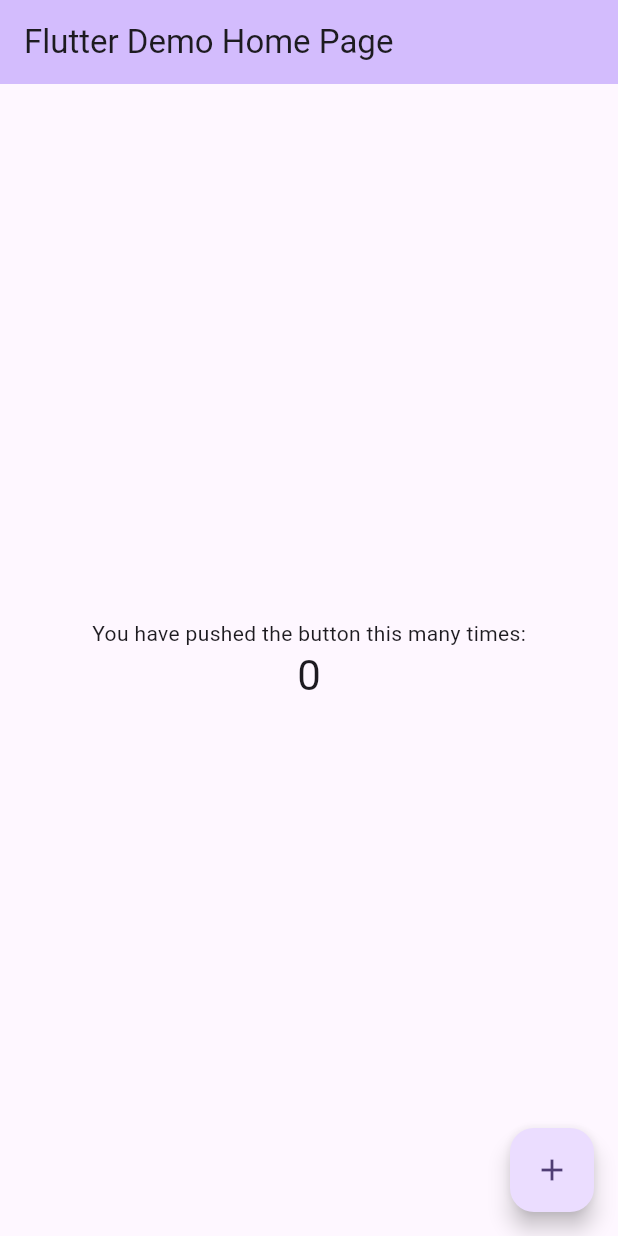
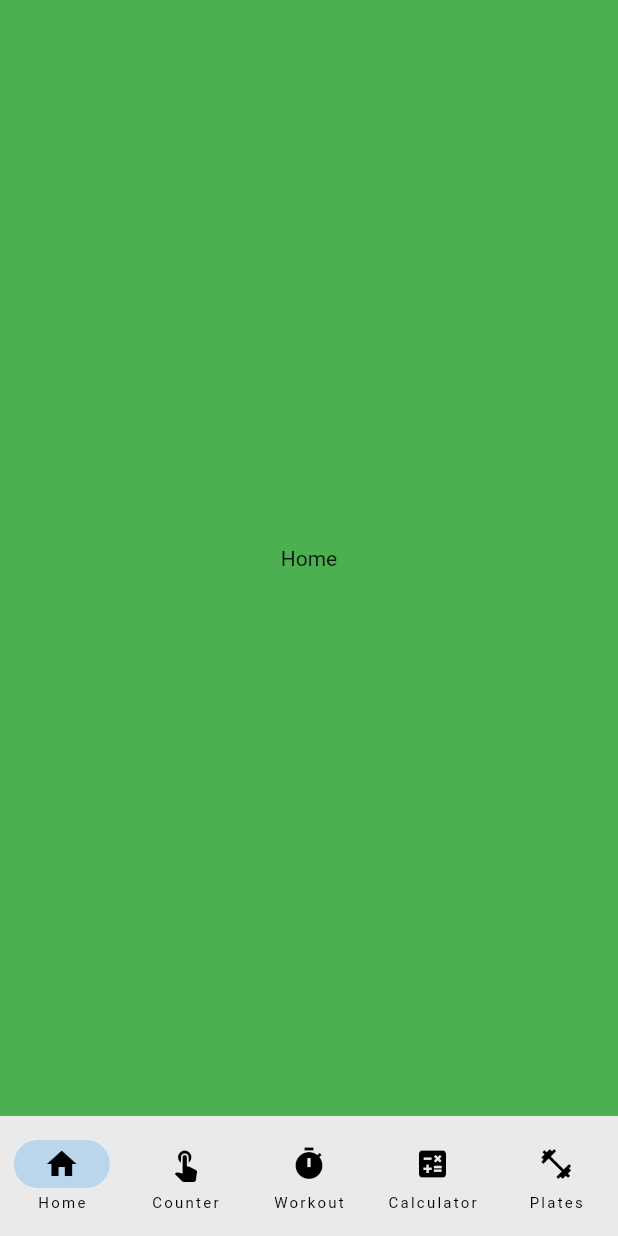
Before and after one commit to sergiojimenezdos/flutter_wodtools_app, a Flutter app: the screen it shows after launch, on a phone screen of 412 x 824 dp. Run offline on Flutter 3.47's test engine with Material 2 defaults, Android fonts, the phone set to English and light mode, and no system bars.

Commit message:
Basics of application

```diff
--- /dev/null
+++ b/lib/home/infrastructure/home_screen.dart
@@ -0,0 +1,14 @@
+import 'package:flutter/material.dart';
+
+class HomeScreen extends StatelessWidget {
+  const HomeScreen({super.key});
+
+  @override
+  Widget build(BuildContext context) {
+    return  Container(
+          color: Colors.green,
+          alignment: Alignment.center,
+          child: const Text('Home'),
+        );
+  }
+}
--- a/lib/main.dart
+++ b/lib/main.dart
@@ -1,125 +1,6 @@
 import 'package:flutter/material.dart';
+import 'package:flutter_wodtools_app/shared/navigation_bar/infrastructure/navigation_bar_screen.dart';
 
 void main() {
-  runApp(const MyApp());
+  runApp(const NavigationBarApp());
 }
-
-class MyApp extends StatelessWidget {
-  const MyApp({super.key});
-
-  // This widget is the root of your application.
-  @override
-  Widget build(BuildContext context) {
-    return MaterialApp(
-      title: 'Flutter Demo',
-      theme: ThemeData(
-        // This is the theme of your application.
-        //
-        // TRY THIS: Try running your application with "flutter run". You'll see
-        // the application has a blue toolbar. Then, without quitting the app,
-        // try changing the seedColor in the colorScheme below to Colors.green
-        // and then invoke "hot reload" (save your changes or press the "hot
-        // reload" button in a Flutter-supported IDE, or press "r" if you used
-        // the command line to start the app).
-        //
-        // Notice that the counter didn't reset back to zero; the application
-        // state is not lost during the reload. To reset the state, use hot
-        // restart instead.
-        //
-        // This works for code too, not just values: Most code changes can be
-        // tested with just a hot reload.
-        colorScheme: ColorScheme.fromSeed(seedColor: Colors.deepPurple),
-        useMaterial3: true,
-      ),
-      home: const MyHomePage(title: 'Flutter Demo Home Page'),
-    );
-  }
-}
-
-class MyHomePage extends StatefulWidget {
-  const MyHomePage({super.key, required this.title});
-
-  // This widget is the home page of your application. It is stateful, meaning
-  // that it has a State object (defined below) that contains fields that affect
-  // how it looks.
-
-  // This class is the configuration for the state. It holds the values (in this
-  // case the title) provided by the parent (in this case the App widget) and
-  // used by the build method of the State. Fields in a Widget subclass are
-  // always marked "final".
-
-  final String title;
-
-  @override
-  State<MyHomePage> createState() => _MyHomePageState();
-}
-
-class _MyHomePageState extends State<MyHomePage> {
-  int _counter = 0;
-
-  void _incrementCounter() {
-    setState(() {
-      // This call to setState tells the Flutter framework that something has
-      // changed in this State, which causes it to rerun the build method below
-      // so that the display can reflect the updated values. If we changed
-      // _counter without calling setState(), then the build method would not be
-      // called again, and so nothing would appear to happen.
-      _counter++;
-    });
-  }
-
-  @override
-  Widget build(BuildContext context) {
-    // This method is rerun every time setState is called, for instance as done
-    // by the _incrementCounter method above.
-    //
-    // The Flutter framework has been optimized to make rerunning build methods
-    // fast, so that you can just rebuild anything that needs updating rather
-    // than having to individually change instances of widgets.
-    return Scaffold(
-      appBar: AppBar(
-        // TRY THIS: Try changing the color here to a specific color (to
-        // Colors.amber, perhaps?) and trigger a hot reload to see the AppBar
-        // change color while the other colors stay the same.
-        backgroundColor: Theme.of(context).colorScheme.inversePrimary,
-        // Here we take the value from the MyHomePage object that was created by
-        // the App.build method, and use it to set our appbar title.
-        title: Text(widget.title),
-      ),
-      body: Center(
-        // Center is a layout widget. It takes a single child and positions it
-        // in the middle of the parent.
-        child: Column(
-          // Column is also a layout widget. It takes a list of children and
-          // arranges them vertically. By default, it sizes itself to fit its
-          // children horizontally, and tries to be as tall as its parent.
-          //
-          // Column has various properties to control how it sizes itself and
-          // how it positions its children. Here we use mainAxisAlignment to
-          // center the children vertically; the main axis here is the vertical
-          // axis because Columns are vertical (the cross axis would be
-          // horizontal).
-          //
-          // TRY THIS: Invoke "debug painting" (choose the "Toggle Debug Paint"
-          // action in the IDE, or press "p" in the console), to see the
-          // wireframe for each widget.
-          mainAxisAlignment: MainAxisAlignment.center,
-          children: <Widget>[
-            const Text(
-              'You have pushed the button this many times:',
-            ),
-            Text(
-              '$_counter',
-              style: Theme.of(context).textTheme.headlineMedium,
-            ),
-          ],
-        ),
-      ),
-      floatingActionButton: FloatingActionButton(
-        onPressed: _incrementCounter,
-        tooltip: 'Increment',
-        child: const Icon(Icons.add),
-      ), // This trailing comma makes auto-formatting nicer for build methods.
-    );
-  }
-}
--- /dev/null
+++ b/lib/shared/navigation_bar/infrastructure/navigation_bar_items.dart
@@ -0,0 +1,13 @@
+import 'package:flutter/material.dart';
+import 'package:flutter_wodtools_app/calculator/infrastructure/screens/calculator_screen.dart';
+import 'package:flutter_wodtools_app/counter/infrastructure/counter_screen.dart';
+import 'package:flutter_wodtools_app/home/infrastructure/home_screen.dart';
+import 'package:flutter_wodtools_app/plates/infrastructure/plates_screen.dart';
+import 'package:flutter_wodtools_app/workouts/infrastructure/workouts_screen.dart';
+
+Map<NavigationDestination, Widget> navigationBarItems = {
+    const NavigationDestination(icon: Icon(Icons.home),label: 'Home'): const HomeScreen(),
+    const NavigationDestination(icon: Icon(Icons.touch_app),label: 'Counter') :const CounterScreen(),
+    const NavigationDestination(icon: Icon(Icons.timer),label: 'Workout'): const WorkoutsScreen(),
+    const NavigationDestination(icon: Icon(Icons.calculate),label: 'Calculator'): const CalculatorScreen(),
+    const NavigationDestination(icon: Icon(Icons.fitness_center),label: 'Plates'): const PlatesScreen()};
--- /dev/null
+++ b/lib/shared/navigation_bar/infrastructure/navigation_bar_screen.dart
@@ -0,0 +1,41 @@
+import 'package:flutter/material.dart';
+import 'navigation_bar_items.dart';
+
+
+class NavigationBarApp extends StatelessWidget {
+  const NavigationBarApp({super.key});
+
+  @override
+  Widget build(BuildContext context) {
+    return const MaterialApp(home: NavigationApp());
+  }
+}
+
+class NavigationApp extends StatefulWidget {
+  const NavigationApp({super.key});
+
+  @override
+  State<NavigationApp> createState() => _NavigationState();
+}
+
+class _NavigationState extends State<NavigationApp> {
+  int currentPageIndex = 0;
+
+  @override
+  Widget build(BuildContext context) {
+
+
+    return Scaffold(
+      bottomNavigationBar: NavigationBar(
+        onDestinationSelected: (int index) {
+          setState(() {
+            currentPageIndex = index;
+          });
+        },
+        selectedIndex: currentPageIndex,
+        destinations: navigationBarItems.keys.toList(),
+      ),
+      body: navigationBarItems.values.elementAt(currentPageIndex)
+    );
+  }
+}
```
Also changed, not shown: lib/calculator/infrastructure/screens/calculator_screen.dart (added, +14 -0 lines), lib/counter/infrastructure/counter_screen.dart (added, +14 -0 lines), lib/plates/infrastructure/plates_screen.dart (added, +14 -0 lines), lib/workouts/infrastructure/workouts_screen.dart (added, +14 -0 lines), 1 other file.
